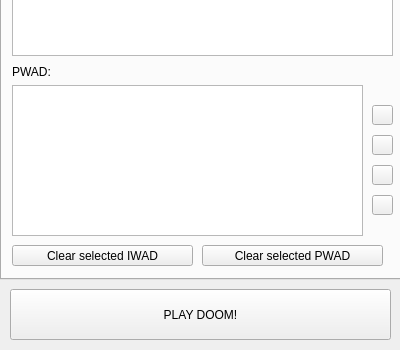
This is scr/mainwindow.ui in VolkMilit/ChickenLauncher as Qt 5 draws it before an edit; both pictures show x 0 to 400 and y 160 to 510 of the 400 by 510 pixel window. The edited form follows.
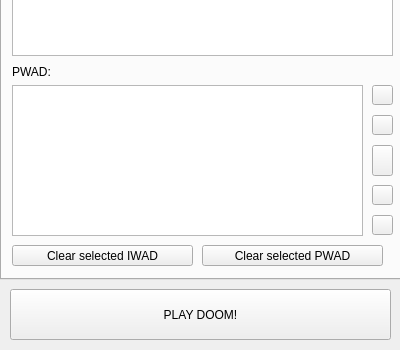
This is the edited form. The open tabs and pages were chosen to show the change. Icons and pictures are not drawn.

Commit message: refresh pwad feature

```diff
--- a/scr/mainwindow.ui
+++ b/scr/mainwindow.ui
@@ -10,18 +10,6 @@
     <height>510</height>
    </rect>
   </property>
-  <property name="minimumSize">
-   <size>
-    <width>400</width>
-    <height>510</height>
-   </size>
-  </property>
-  <property name="maximumSize">
-   <size>
-    <width>400</width>
-    <height>510</height>
-   </size>
-  </property>
   <property name="windowTitle">
    <string>Chicken Launcher</string>
   </property>
@@ -40,7 +28,10 @@
      </rect>
     </property>
     <property name="currentIndex">
-     <number>0</number>
+     <number>1</number>
+    </property>
+    <property name="tabBarAutoHide">
+     <bool>false</bool>
     </property>
     <widget class="QWidget" name="Profile_tab">
      <attribute name="title">
@@ -246,7 +237,7 @@
       <property name="geometry">
        <rect>
         <x>370</x>
-        <y>220</y>
+        <y>200</y>
         <width>21</width>
         <height>20</height>
        </rect>
@@ -263,7 +254,7 @@
       <property name="geometry">
        <rect>
         <x>370</x>
-        <y>310</y>
+        <y>330</y>
         <width>21</width>
         <height>20</height>
        </rect>
@@ -280,7 +271,7 @@
       <property name="geometry">
        <rect>
         <x>370</x>
-        <y>250</y>
+        <y>230</y>
         <width>21</width>
         <height>20</height>
        </rect>
@@ -297,7 +288,7 @@
       <property name="geometry">
        <rect>
         <x>370</x>
-        <y>280</y>
+        <y>300</y>
         <width>21</width>
         <height>20</height>
        </rect>
@@ -310,6 +301,23 @@
         <normaloff>:/images/bottom.svg</normaloff>:/images/bottom.svg</iconset>
       </property>
      </widget>
+     <widget class="QPushButton" name="btn_refresh">
+      <property name="geometry">
+       <rect>
+        <x>370</x>
+        <y>260</y>
+        <width>21</width>
+        <height>31</height>
+       </rect>
+      </property>
+      <property name="text">
+       <string/>
+      </property>
+      <property name="icon">
+       <iconset resource="icon.qrc">
+        <normaloff>:/images/refresh.svg</normaloff>:/images/refresh.svg</iconset>
+      </property>
+     </widget>
     </widget>
     <widget class="QWidget" name="tab">
      <attribute name="title">
```
Left out of the diff: 9 changed lines with no effect on the pictures. The commit also changes 5 other files.
